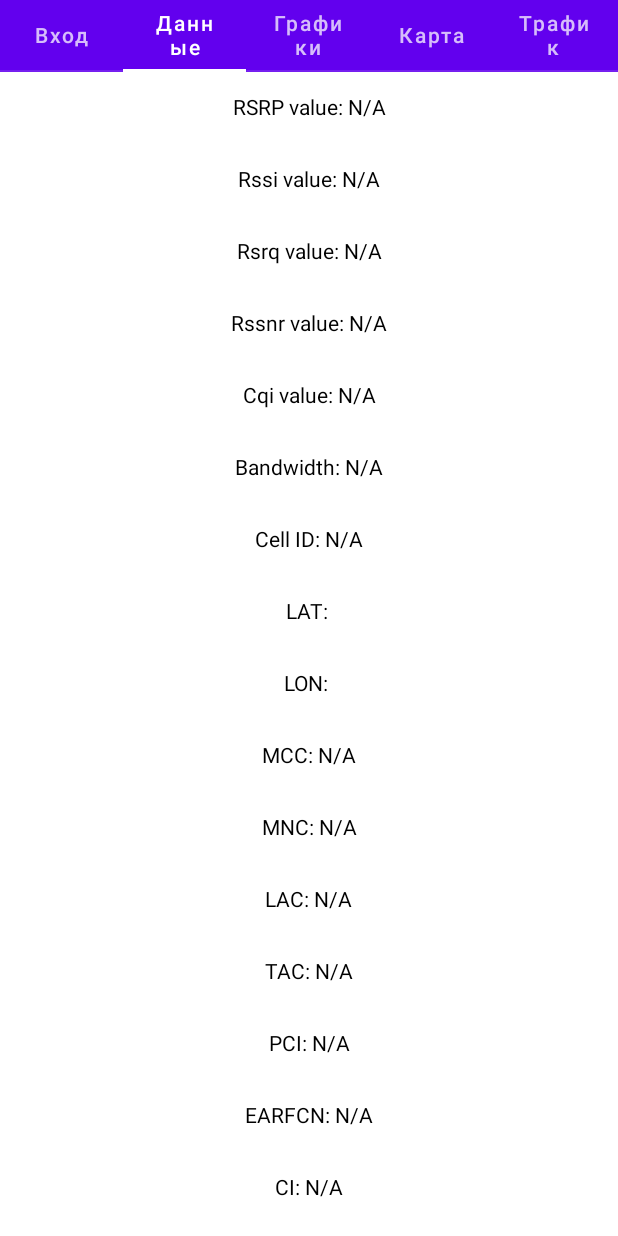
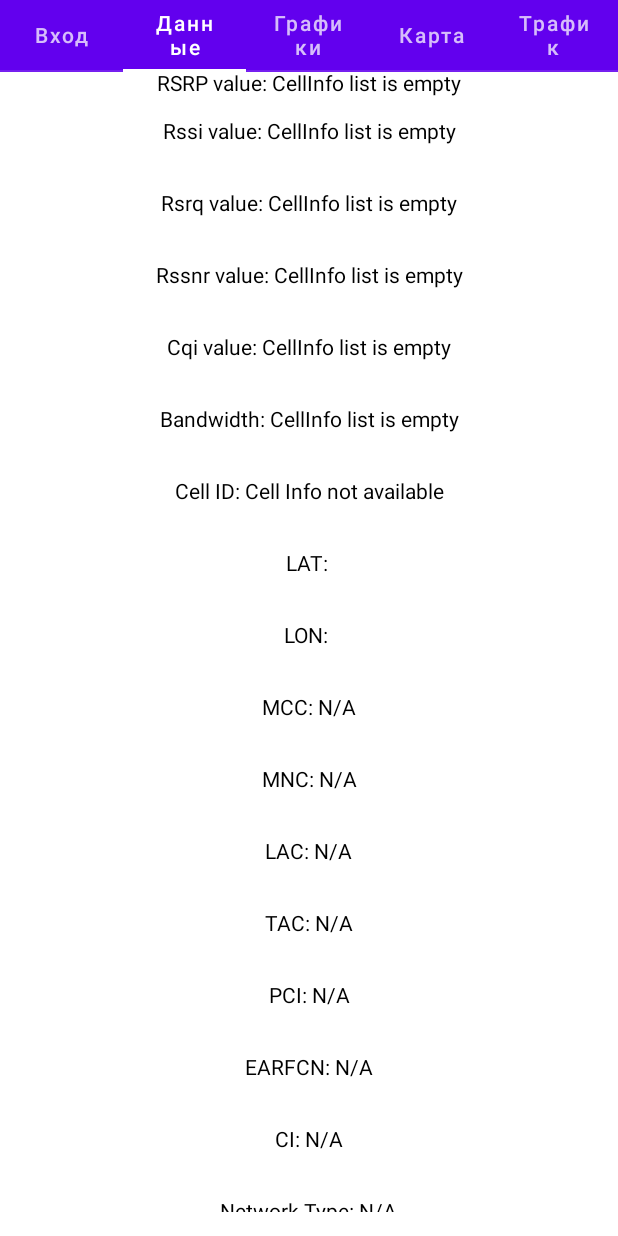
Before and after one commit to vladimir-ponomarenko/Android, an Android app built with Jetpack Compose: the screen it shows after launch (MainActivity), tab 2 chosen, on a phone screen of 412 x 824 dp. Run offline under Robolectric (Android 15) with nearby library versions, the light colour scheme and no system bars.

Commit message:
Only statistics for a single application are displayed. Other applications have statistics equal to 0.

```diff
--- a/app/src/main/AndroidManifest.xml
+++ b/app/src/main/AndroidManifest.xml
@@ -18,8 +18,8 @@
     <uses-permission android:name="android.permission.INTERNET" />
     <uses-permission android:name="android.permission.WAKE_LOCK"/>
     <uses-permission android:name="android.permission.FOREGROUND_SERVICE" />
-<!--    <uses-permission android:name="android.permission.PACKAGE_USAGE_STATS"-->
-<!--        tools:ignore="ProtectedPermissions" />  Тестовый вариант для анализа трафика каждого приложения -->
+    <uses-permission android:name="android.permission.PACKAGE_USAGE_STATS"
+      tools:ignore="ProtectedPermissions" />
 
 
     <application
--- a/app/src/main/java/com/example/login/MainActivity.kt
+++ b/app/src/main/java/com/example/login/MainActivity.kt
@@ -4,11 +4,15 @@ package com.example.login
 
 import android.Manifest
 import android.annotation.SuppressLint
+import android.app.usage.NetworkStatsManager
 import android.content.Context
+import android.content.Intent
 import android.content.pm.PackageManager
+import android.net.ConnectivityManager
 import android.net.TrafficStats
 import android.os.Build
 import android.os.Bundle
+import android.provider.Settings
 import android.telephony.CellInfoLte
 import android.telephony.TelephonyManager
 import android.telephony.cdma.CdmaCellLocation
@@ -43,7 +47,6 @@ import androidx.compose.runtime.Composable
 import androidx.compose.runtime.LaunchedEffect
 import androidx.compose.runtime.getValue
 import androidx.compose.runtime.mutableStateListOf
-import androidx.compose.runtime.mutableStateMapOf
 import androidx.compose.runtime.mutableStateOf
 import androidx.compose.runtime.remember
 import androidx.compose.runtime.setValue
@@ -352,6 +355,11 @@ class MainActivity : ComponentActivity(), ActivityCompat.OnRequestPermissionsRes
         return Json.encodeToString(messageData)
     }
 
+    private fun requestUsageStatsPermission() {
+        val intent = Intent(Settings.ACTION_USAGE_ACCESS_SETTINGS)
+        startActivity(intent)
+    }
+
     private fun checkAndRequestPermissions() {
         val context = applicationContext
         if (Build.VERSION.SDK_INT <= Build.VERSION_CODES.R) { // Android 11 (API 30) и ниже
@@ -605,22 +613,19 @@ class MainActivity : ComponentActivity(), ActivityCompat.OnRequestPermissionsRes
         }, null)
     }
 
-    @RequiresApi(Build.VERSION_CODES.N)
     private fun getSignalStrength(state: MainActivityState) {
         if (checkPhoneStatePermission(state.context)) {
             val telephonyManager =
                 state.context.getSystemService(Context.TELEPHONY_SERVICE) as TelephonyManager
             val cellInfoList = telephonyManager.allCellInfo
-
             if (cellInfoList.isNullOrEmpty()) {
-                // Очищаем данные, если список пуст
-                state.Rsrp = "N/A"
-                state.Rssi = "N/A"
-                state.Rsrq = "N/A"
-                state.Rssnr = "N/A"
-                state.Cqi = "N/A"
-                state.Bandwidth = "N/A"
-                state.Cellid = "N/A"
+                state.Rsrp = "CellInfo list is empty"
+                state.Rssi = "CellInfo list is empty"
+                state.Rsrq = "CellInfo list is empty"
+                state.Rssnr = "CellInfo list is empty"
+                state.Cqi = "CellInfo list is empty"
+                state.Bandwidth = "CellInfo list is empty"
+                state.Cellid = "Cell Info not available"
                 state.Mcc = "N/A"
                 state.Mnc = "N/A"
                 state.Lac = "N/A"
@@ -632,9 +637,7 @@ class MainActivity : ComponentActivity(), ActivityCompat.OnRequestPermissionsRes
                 state.SignalStrength = "N/A"
                 state.BitErrorRate = "N/A"
                 state.TimingAdvance = "N/A"
-                state.Band = "N/A"
-                state.Operator = "N/A"
-                state.Technology = "N/A"
+
             } else {
                 for (info in cellInfoList) {
                     if (info is CellInfoLte) {
@@ -647,15 +650,13 @@ class MainActivity : ComponentActivity(), ActivityCompat.OnRequestPermissionsRes
                             state.Rsrq = "${cellSignalStrengthLte.rsrq} dB"
                             state.Rssnr = "${cellSignalStrengthLte.rssnr} dB"
                             state.Cqi = "${cellSignalStrengthLte.cqi}"
-                            if (Build.VERSION.SDK_INT >= Build.VERSION_CODES.P) {
-                                state.Bandwidth = "${info.cellIdentity.bandwidth / 1000} MHz"
-                            }
+                            state.Bandwidth = "${telephonyManager.dataNetworkType}"
                             state.Cellid = when (val cellLocation = telephonyManager.cellLocation) {
                                 is GsmCellLocation -> cellLocation.cid.toString()
                                 is CdmaCellLocation -> cellLocation.baseStationId.toString()
-                                else -> "N/A"
+                                else -> "Cell ID not available"
                             }
-
+                            // Используйте CellInfoLte для получения MCC и MNC
                             state.Mcc = if (Build.VERSION.SDK_INT >= Build.VERSION_CODES.P) {
                                 info.cellIdentity.mccString ?: "N/A"
                             } else {
@@ -691,9 +692,6 @@ class MainActivity : ComponentActivity(), ActivityCompat.OnRequestPermissionsRes
                                 } else {
                                     "N/A"
                                 }
-                            state.Band = getBandFromEarfcn(info.cellIdentity.earfcn)
-                            state.Operator = telephonyManager.networkOperatorName
-                            state.Technology = "LTE"
                             Log.d(TAG, "RSRP value: ${state.Rsrp}")
                             Log.d(TAG, "Rssi value: ${state.Rssi}")
                             Log.d(TAG, "Rsrq value: ${state.Rsrq}")
@@ -712,9 +710,6 @@ class MainActivity : ComponentActivity(), ActivityCompat.OnRequestPermissionsRes
                             Log.d(TAG, "Signal Strength: ${state.SignalStrength}")
                             Log.d(TAG, "Bit Error Rate: ${state.BitErrorRate}")
                             Log.d(TAG, "Timing Advance: ${state.TimingAdvance}")
-                            Log.d(TAG, "Band: ${state.Band}")
-                            Log.d(TAG, "Operator: ${state.Operator}")
-                            Log.d(TAG, "Technology: ${state.Technology}")
                         }
                         break
                     }
@@ -739,12 +734,8 @@ class MainActivity : ComponentActivity(), ActivityCompat.OnRequestPermissionsRes
             state.SignalStrength = "No READ_PHONE_STATE permission"
             state.BitErrorRate = "No READ_PHONE_STATE permission"
             state.TimingAdvance = "No READ_PHONE_STATE permission"
-            state.Band = "No READ_PHONE_STATE permission"
-            state.Operator = "No READ_PHONE_STATE permission"
-            state.Technology = "No READ_PHONE_STATE permission"
         }
     }
-
 
     @RequiresApi(Build.VERSION_CODES.O)
     @Composable
@@ -779,7 +770,7 @@ class MainActivity : ComponentActivity(), ActivityCompat.OnRequestPermissionsRes
                         if (response != null) {
                             jwtToken = response.jwt
                             state.JwtToken = response.jwt // Сохраняем JWT в state
-                            state.Uuid = response.uuid
+                            state.Uuid = response.uuid // Сохраняем UUID в state
                             state.saveLoginData() // Сохраняем данные в SharedPreferences
                             showSuccessMessage = true
                             showRegistration = false
@@ -806,7 +797,7 @@ class MainActivity : ComponentActivity(), ActivityCompat.OnRequestPermissionsRes
                     value = jwtToken,
                     onValueChange = { jwtToken = it },
                     label = { Text("JWT Token") },
-                    enabled = true // Делаем поле JWT Token редактируемым
+                    enabled = true // Делаем поле JWT Token нередактируемым
                 )
                 Row(verticalAlignment = Alignment.CenterVertically) {
                     Checkbox(
@@ -845,42 +836,92 @@ class MainActivity : ComponentActivity(), ActivityCompat.OnRequestPermissionsRes
 
     @Composable
     fun DataScreen(state: MainActivityState) {
-        val dataItems = listOf(
-            "RSRP value: ${state.Rsrp}",
-            "Rssi value: ${state.Rssi}",
-            "Rsrq value: ${state.Rsrq}",
-            "Rssnr value: ${state.Rssnr}",
-            "Cqi value: ${state.Cqi}",
-            "Bandwidth: ${state.Bandwidth}",
-            "Cell ID: ${state.Cellid}",
-            "LAT: ${state.Latitude}",
-            "LON: ${state.Longtitude}",
-            "MCC: ${state.Mcc}",
-            "MNC: ${state.Mnc}",
-            "LAC: ${state.Lac}",
-            "TAC: ${state.Tac}",
-            "PCI: ${state.Pci}",
-            "EARFCN: ${state.Earfcn}",
-            "CI: ${state.Ci}",
-            "Network Type: ${state.NetworkType}",
-            "Signal Strength: ${state.SignalStrength}",
-            "Bit Error Rate: ${state.BitErrorRate}",
-            "Timing Advance: ${state.TimingAdvance}",
-            "Band: ${state.Band}",
-            "Technology: ${state.Technology}",
-            "Operator: ${state.Operator}"
-        )
-
-        LazyColumn(
+        Column(
             modifier = Modifier.fillMaxSize(),
             horizontalAlignment = Alignment.CenterHorizontally
         ) {
-            items(dataItems) { item ->
-                Text(text = item, modifier = Modifier.padding(16.dp))
-            }
+            Text(
+                text = "RSRP value: ${state.Rsrp}"
+            )
+            Text(
+                text = "Rssi value: ${state.Rssi}",
+                modifier = Modifier.padding(16.dp)
+            )
+            Text(
+                text = "Rsrq value: ${state.Rsrq}",
+                modifier = Modifier.padding(16.dp)
+            )
+            Text(
+                text = "Rssnr value: ${state.Rssnr}",
+                modifier = Modifier.padding(16.dp)
+            )
+            Text(
+                text = "Cqi value: ${state.Cqi}",
+                modifier = Modifier.padding(16.dp)
+            )
+            Text(
+                text = "Bandwidth: ${state.Bandwidth}",
+                modifier = Modifier.padding(16.dp)
+            )
+            Text(
+                text = "Cell ID: ${state.Cellid}",
+                modifier = Modifier.padding(16.dp)
+            )
+            Text(
+                text = "LAT: ${state.Latitude}",
+                modifier = Modifier.padding(16.dp)
+            )
+            Text(
+                text = "LON: ${state.Longtitude}",
+                modifier = Modifier.padding(16.dp)
+            )
+            // Вывод новых данных
+            Text(
+                text = "MCC: ${state.Mcc}",
+                modifier = Modifier.padding(16.dp)
+            )
+            Text(
+                text = "MNC: ${state.Mnc}",
+                modifier = Modifier.padding(16.dp)
+            )
+            Text(
+                text = "LAC: ${state.Lac}",
+                modifier = Modifier.padding(16.dp)
+            )
+            Text(
+                text = "TAC: ${state.Tac}",
+                modifier = Modifier.padding(16.dp)
+            )
+            Text(
+                text = "PCI: ${state.Pci}",
+                modifier = Modifier.padding(16.dp)
+            )
+            Text(
+                text = "EARFCN: ${state.Earfcn}",
+                modifier = Modifier.padding(16.dp)
+            )
+            Text(
+                text = "CI: ${state.Ci}",
+                modifier = Modifier.padding(16.dp)
+            )
+            Text(
+                text = "Network Type: ${state.NetworkType}",
+                modifier = Modifier.padding(16.dp)
+            )
+            Text(
+                text = "Signal Strength: ${state.SignalStrength}",
+                modifier = Modifier.padding(16.dp)
+            )
+            Text(
+                text = "Bit Error Rate: ${state.BitErrorRate}",
+                modifier = Modifier.padding(16.dp)
+            )
+            Text(
+                text = "Timing Advance: ${state.TimingAdvance}",
+                modifier = Modifier.padding(16.dp)
+            )
         }
     }
-
 
     private fun checkPhoneStatePermission(context: Context): Boolean {
         return ContextCompat.checkSelfPermission(
@@ -909,7 +950,7 @@ class MainActivity : ComponentActivity(), ActivityCompat.OnRequestPermissionsRes
                 modifier = Modifier
                     .align(Alignment.BottomCenter)
                     .fillMaxWidth()
-                    .padding(top = 16.dp)
+                    .padding(top = 16.dp) // Добавлен отступ сверху
             ) {
                 Text(
                     "Время", modifier = Modifier
@@ -920,7 +961,7 @@ class MainActivity : ComponentActivity(), ActivityCompat.OnRequestPermissionsRes
                 modifier = Modifier
                     .align(Alignment.BottomStart)
                     .fillMaxHeight()
-                    .padding(end = 16.dp)
+                    .padding(end = 16.dp) // Добавлен отступ справа
             ) {
                 Text(
                     "RSRP (dBm)", modifier = Modifier
@@ -1022,21 +1063,13 @@ class MainActivity : ComponentActivity(), ActivityCompat.OnRequestPermissionsRes
     }
 
 
-
-
-    private val totalRxBytes = mutableStateMapOf<Int, Long>()
-    private val totalTxBytes = mutableStateMapOf<Int, Long>()
-    private val totalWifiRxBytes = mutableStateMapOf<Int, Long>()
-    private val totalWifiTxBytes = mutableStateMapOf<Int, Long>()
-    private val totalMobileRxBytes = mutableStateMapOf<Int, Long>()
-    private val totalMobileTxBytes = mutableStateMapOf<Int, Long>()
-
     @Composable
     fun TrafficScreen(state: MainActivityState) {
         val context = LocalContext.current
         val appTrafficData = remember { mutableStateOf(emptyList<AppTrafficData>()) }
 
-        LaunchedEffect(Unit) {
+        // Добавляем state.mobileTraffic и state.wifiTraffic в зависимости LaunchedEffect
+        LaunchedEffect(appTrafficData.value, state.mobileTraffic, state.wifiTraffic) {
             while (true) {
                 appTrafficData.value = getAppTrafficData(context).sortedByDescending { it.totalBytes }
                 state.mobileTraffic =
@@ -1049,11 +1082,17 @@ class MainActivity : ComponentActivity(), ActivityCompat.OnRequestPermissionsRes
         }
 
         Column(modifier = Modifier.fillMaxSize()) {
-            // Общий
             Text(
                 text = "Total Traffic: ${(state.mobileTraffic + state.wifiTraffic) / 1024} Kb, Mobile: ${(state.mobileTraffic / 1024).toString()} Kb, Wi-Fi: ${(state.wifiTraffic / 1024).toString()} Kb",
                 modifier = Modifier.padding(16.dp)
             )
+
+            Button(onClick = {
+                // Запрашиваем разрешение при нажатии на кнопку
+                requestUsageStatsPermission()
+            }) {
+                Text("Grant Usage Stats Permission")
+            }
 
             LazyColumn(modifier = Modifier.fillMaxSize()) {
                 items(appTrafficData.value) { appData ->
@@ -1072,79 +1111,54 @@ class MainActivity : ComponentActivity(), ActivityCompat.OnRequestPermissionsRes
         ) {
             Text(text = appData.appName)
             Text(text = "Total: ${(appData.totalBytes / 1024).toString()} Kb")
-            Text(text = "Wi-Fi Total: ${(appData.wifiTotalBytes / 1024).toString()} Kb")
-            Text(text = "Mobile Total: ${(appData.mobileTotalBytes / 1024).toString()} Kb")
-            Text(text = "Wi-Fi Downlink: ${(appData.wifiRxBytes / 1024).toString()} Kb")
-            Text(text = "Wi-Fi Uplink: ${(appData.wifiTxBytes / 1024).toString()} Kb")
-            Text(text = "Mobile Downlink: ${(appData.mobileRxBytes / 1024).toString()} Kb")
-            Text(text = "Mobile Uplink: ${(appData.mobileTxBytes / 1024).toString()} Kb")
+            Text(text = "Mobile: ${(appData.mobileBytes / 1024).toString()} Kb")
+            Text(text = "Wi-Fi: ${(appData.wifiBytes / 1024).toString()} Kb")
         }
     }
-    //        TODO: настроить анализ трафика для каждого приложения. Сейчас у каждого приложения все поля равны 0.
-//        Возможные варианты: использовать скрытый API; использовать NetStats.
+
+    @RequiresApi(Build.VERSION_CODES.M)
     private fun getAppTrafficData(context: Context): List<AppTrafficData> {
         val appTrafficDataList = mutableListOf<AppTrafficData>()
         val packageManager = context.packageManager
-        val sharedPreferences = context.getSharedPreferences("traffic_stats", Context.MODE_PRIVATE)
+        val networkStatsManager = context.getSystemService(Context.NETWORK_STATS_SERVICE) as NetworkStatsManager
+
+        val currentTime = System.currentTimeMillis()
+        val startTime = currentTime - TimeUnit.DAYS.toMillis(1) // Статистика за последние 24 часа
 
         for (packageInfo in packageManager.getInstalledApplications(PackageManager.GET_META_DATA)) {
             val uid = packageInfo.uid
             val appName = packageManager.getApplicationLabel(packageInfo).toString()
 
-            // Получаем текущие значения трафика
-            val rxBytes = TrafficStats.getUidRxBytes(uid)
-            val txBytes = TrafficStats.getUidTxBytes(uid)
+            try {
+                // Получаем суммарную статистику для мобильных данных для каждого пользователя
+                val mobileBucket = networkStatsManager.querySummaryForUser(ConnectivityManager.TYPE_MOBILE,
+                    null, startTime, currentTime)
+                val mobileBytes = mobileBucket.rxBytes + mobileBucket.txBytes
 
-            // Получаем предыдущие значения трафика из SharedPreferences
-            val prevRxBytes = sharedPreferences.getLong("rxBytes_$uid", 0)
-            val prevTxBytes = sharedPreferences.getLong("txBytes_$uid", 0)
+                // Получаем суммарную статистику для Wi-Fi для каждого пользователя
+                val wifiBucket = networkStatsManager.querySummaryForUser(ConnectivityManager.TYPE_WIFI,
+                    null, startTime, currentTime)
+                val wifiBytes = wifiBucket.rxBytes + wifiBucket.txBytes
 
-            // Вычисляем разницу
-            val diffRxBytes = rxBytes - prevRxBytes
-            val diffTxBytes = txBytes - prevTxBytes
+                // Суммарный трафик
+                val totalBytes = mobileBytes + wifiBytes
 
-            // Сохраняем текущие значения как предыдущие для следующей итерации
-            sharedPreferences.edit()
-                .putLong("rxBytes_$uid", rxBytes)
-                .putLong("txBytes_$uid", txBytes)
-                .apply()
-
-            // Мобильный и Wi-Fi трафик
-            val mobileRxBytes = TrafficStats.getUidRxBytes(uid)
-            val mobileTxBytes = TrafficStats.getUidTxBytes(uid)
-            val wifiRxBytes = diffRxBytes - mobileRxBytes
-            val wifiTxBytes = diffTxBytes - mobileTxBytes
-
-            appTrafficDataList.add(
-                AppTrafficData(
-                    appName,
-                    diffRxBytes,
-                    diffTxBytes,
-                    wifiRxBytes,
-                    wifiTxBytes,
-                    mobileRxBytes,
-                    mobileTxBytes
-                )
-            )
+                appTrafficDataList.add(AppTrafficData(appName, totalBytes, mobileBytes, wifiBytes))
+            } catch (e: Exception) {
+                // Обработка ошибок (например,  отсутствия разрешения)
+                Log.e("AppTraffic", "Error getting traffic data for $appName: ${e.message}")
+            }
         }
 
         return appTrafficDataList
     }
 
-
     data class AppTrafficData(
         val appName: String,
-        val rxBytes: Long,
-        val txBytes: Long,
-        val wifiRxBytes: Long,
-        val wifiTxBytes: Long,
-        val mobileRxBytes: Long,
-        val mobileTxBytes: Long
-    ) {
-        val totalBytes: Long = rxBytes + txBytes
-        val wifiTotalBytes: Long = wifiRxBytes + wifiTxBytes
-        val mobileTotalBytes: Long = mobileRxBytes + mobileTxBytes
-    }
+        val totalBytes: Long,
+        val mobileBytes: Long,
+        val wifiBytes: Long
+    )
 
     fun generateColorFromRSRP(rsrp: Int): Color {
         // Генерация цвета
@@ -1152,22 +1166,6 @@ class MainActivity : ComponentActivity(), ActivityCompat.OnRequestPermissionsRes
             rsrp >= -80 -> Color.Red // Хороший сигнал
             rsrp in -90..-81 -> Color.Blue // Средний сигнал
             else -> Color.Cyan // Слабый сигнал
-        }
-    }
-    // Добавляем функцию для определения диапазона частот (Band)
-    private fun getBandFromEarfcn(earfcn: Int): String {
-        return when (earfcn) {
-            in 1..600 -> "Band 1 (2100 MHz)"
-            in 1200..1950 -> "Band 3 (1800 MHz)"
-            in 1951..2650 -> "Band 4 (1700/2100 MHz AWS)"
-            in 2750..3450 -> "Band 7 (2600 MHz)"
-            in 3600..4150 -> "Band 8 (900 MHz)"
-            in 6600..7100 -> "Band 20 (800 DD)"
-            in 9210..9660 -> "Band 28 (700 APT)"
-            in 9770..10280 -> "Band 38 (TD 2600)"
-            in 25700..26200 -> "Band 41 (TD 2500)"
-            in 65536..67535 -> "Band 71 (600 MHz)"
-            else -> "Unknown"
         }
     }
 
@@ -1193,9 +1191,6 @@ class MainActivity : ComponentActivity(), ActivityCompat.OnRequestPermissionsRes
         var SignalStrength by mutableStateOf("")
         var BitErrorRate by mutableStateOf("")
         var TimingAdvance by mutableStateOf("")
-        var Band by mutableStateOf("")
-        var Technology by mutableStateOf("")
-        var Operator by mutableStateOf("")
         var selectedTabIndex by mutableStateOf(0)
 
         //Для тепловой карты (точки)
@@ -1213,7 +1208,7 @@ class MainActivity : ComponentActivity(), ActivityCompat.OnRequestPermissionsRes
         var Email by mutableStateOf("")
         var Password by mutableStateOf("")
         var JwtToken by mutableStateOf("")
-        var Uuid by mutableStateOf("")
+        var Uuid by mutableStateOf("") // Добавляем UUID в state
         var RememberMe by mutableStateOf(false)
 
         fun saveLoginData() {
@@ -1223,7 +1218,7 @@ class MainActivity : ComponentActivity(), ActivityCompat.OnRequestPermissionsRes
                 putString(EMAIL_KEY, Email)
                 putString(PASSWORD_KEY, Password)
                 putString(JWT_TOKEN_KEY, JwtToken)
-                putString(UUID_KEY, Uuid)
+                putString(UUID_KEY, Uuid) // Сохраняем UUID
                 putBoolean(REMEMBER_ME_KEY, RememberMe)
                 apply()
             }
@@ -1235,7 +1230,7 @@ class MainActivity : ComponentActivity(), ActivityCompat.OnRequestPermissionsRes
             Email = sharedPreferences.getString(EMAIL_KEY, "") ?: ""
             Password = sharedPreferences.getString(PASSWORD_KEY, "") ?: ""
             JwtToken = sharedPreferences.getString(JWT_TOKEN_KEY, "") ?: ""
-            Uuid = sharedPreferences.getString(UUID_KEY, "") ?: ""
+            Uuid = sharedPreferences.getString(UUID_KEY, "") ?: "" // Загружаем UUID
             RememberMe = sharedPreferences.getBoolean(REMEMBER_ME_KEY, false)
         }
     }
@@ -1267,7 +1262,7 @@ class MainActivity : ComponentActivity(), ActivityCompat.OnRequestPermissionsRes
         val rssnr: Long,
         val cqi: Long,
         val bandwidth: Long,
-        val cellID: Long,
+        val cellID: Long
     )
 
     @Serializable
```
